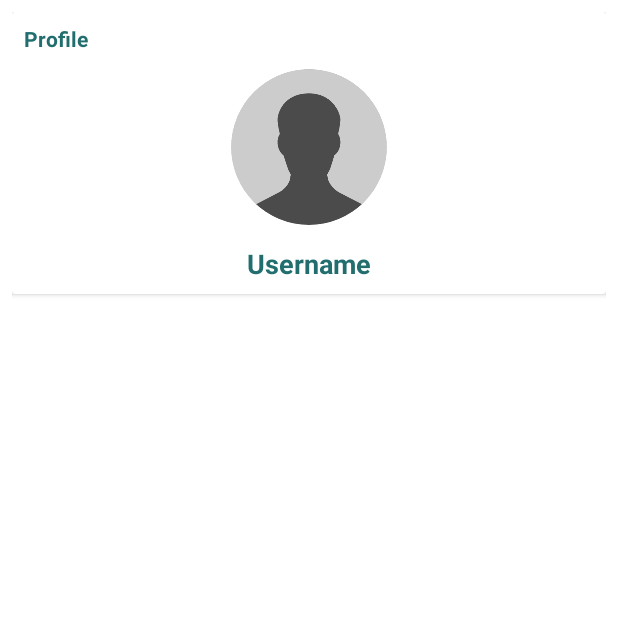
After one commit to 7imaZz/ElWhats, an Android app: the fragment ProfileFragment shown on its own in the app's theme, on a phone screen of 412 x 824 dp, the top half of it. The commit adds this screen. Run offline under Robolectric (Android 15) with nearby library versions, the phone set to English and light mode, and no system bars; our stand-ins replace ButterKnife, CircleImageView, Firebase (no records; nobody signed in at launch, a user with empty details on screens opened directly), sdp/ssp sizes; libraries missing offline, so code that uses them is left out: com.github.dhaval2404.imagepicker; 3 statements that could not run were skipped.

Commit message:
Change Profile Picture

```diff
--- a/app/src/main/java/com/shorbgy/elwhats/adapters/MessagesAdapter.java
+++ b/app/src/main/java/com/shorbgy/elwhats/adapters/MessagesAdapter.java
@@ -16,6 +16,7 @@ import com.shorbgy.elwhats.R;
 import com.shorbgy.elwhats.pojo.Chat;
 
 import java.util.ArrayList;
+import java.util.Objects;
 
 import butterknife.BindView;
 import butterknife.ButterKnife;
@@ -74,7 +75,7 @@ public class MessagesAdapter extends RecyclerView.Adapter<MessagesAdapter.Messag
         holder.messageTextView.setText(chats.get(position).getMessage());
 
         if (imageUrl.equals("Default")){
-            holder.profilePic.setImageResource(R.drawable.ic_person);
+            holder.profilePic.setImageResource(R.mipmap.ic_person);
         }else {
             Glide.with(context)
                     .load(imageUrl)
@@ -89,7 +90,7 @@ public class MessagesAdapter extends RecyclerView.Adapter<MessagesAdapter.Messag
 
     @Override
     public int getItemViewType(int position) {
-        if (FirebaseAuth.getInstance().getCurrentUser().getUid().equals(chats.get(position).getSender())){
+        if (Objects.requireNonNull(FirebaseAuth.getInstance().getCurrentUser()).getUid().equals(chats.get(position).getSender())){
             return SENDER;
         }else {
             return RECEIVER;
--- a/app/src/main/java/com/shorbgy/elwhats/adapters/UserAdapter.java
+++ b/app/src/main/java/com/shorbgy/elwhats/adapters/UserAdapter.java
@@ -63,11 +63,11 @@ public class UserAdapter extends RecyclerView.Adapter<UserAdapter.UserViewHolder
         holder.usernameTextView.setText(users.get(position).getUsername());
 
         if (users.get(position).getImageUrl().equals("Default")){
-            holder.profilePic.setImageResource(R.drawable.ic_person);
+            holder.profilePic.setImageResource(R.mipmap.ic_person);
         }else {
             Glide.with(context)
                     .load(users.get(position).getImageUrl())
-                    .placeholder(R.drawable.ic_person)
+                    .placeholder(R.mipmap.ic_person)
                     .into(holder.profilePic);
         }
 
--- /dev/null
+++ b/app/src/main/java/com/shorbgy/elwhats/ui/fragments/ProfileFragment.java
@@ -0,0 +1,92 @@
+package com.shorbgy.elwhats.ui.fragments;
+
+import android.annotation.SuppressLint;
+import android.os.Bundle;
+
+import androidx.annotation.NonNull;
+import androidx.annotation.Nullable;
+import androidx.fragment.app.Fragment;
+import android.view.LayoutInflater;
+import android.view.View;
+import android.view.ViewGroup;
+import android.widget.TextView;
+import com.bumptech.glide.Glide;
+import com.github.dhaval2404.imagepicker.ImagePicker;
+import com.google.firebase.auth.FirebaseAuth;
+import com.google.firebase.auth.FirebaseUser;
+import com.google.firebase.database.DataSnapshot;
+import com.google.firebase.database.DatabaseError;
+import com.google.firebase.database.DatabaseReference;
+import com.google.firebase.database.FirebaseDatabase;
+import com.google.firebase.database.ValueEventListener;
+import com.shorbgy.elwhats.R;
+import com.shorbgy.elwhats.pojo.User;
+
+import butterknife.BindView;
+import butterknife.ButterKnife;
+import de.hdodenhof.circleimageview.CircleImageView;
+
+@SuppressLint("NonConstantResourceId")
+public class ProfileFragment extends Fragment {
+
+    private static final String TAG = "ProfileFragment";
+
+
+    @BindView(R.id.pro_profile_img)
+    CircleImageView profilePic;
+    @BindView(R.id.pro_username_tv)
+    TextView usernameTextView;
+
+    public ProfileFragment() {
+        // Required empty public constructor
+    }
+
+
+    @Override
+    public View onCreateView(LayoutInflater inflater, ViewGroup container,
+                             Bundle savedInstanceState) {
+        // Inflate the layout for this fragment
+        return inflater.inflate(R.layout.fragment_profile, container, false);
+    }
+
+    @Override
+    public void onViewCreated(@NonNull View view, @Nullable Bundle savedInstanceState) {
+        super.onViewCreated(view, savedInstanceState);
+        ButterKnife.bind(this, view);
+        initializeUi();
+
+        profilePic.setOnClickListener(v -> ImagePicker.Companion.with(requireActivity())
+                .crop()	    			//Crop image(Optional), Check Customization for more option
+                .compress(1024)			//Final image size will be less than 1 MB(Optional)
+                .maxResultSize(1080, 1080)	//Final image resolution will be less than 1080 x 1080(Optional)
+                .start());
+    }
+
+    private void initializeUi(){
+
+        FirebaseUser firebaseUser = FirebaseAuth.getInstance().getCurrentUser();
+        assert firebaseUser != null;
+        DatabaseReference reference = FirebaseDatabase.getInstance().getReference("Users")
+                .child(firebaseUser.getUid());
+
+        reference.addValueEventListener(new ValueEventListener() {
+            @Override
+            public void onDataChange(@NonNull DataSnapshot snapshot) {
+                User user = snapshot.getValue(User.class);
+
+                assert user != null;
+                usernameTextView.setText(user.getUsername());
+                if (!user.getImageUrl().equals("Default")){
+                    Glide.with(requireContext())
+                            .load(user.getImageUrl())
+                            .into(profilePic);
+                }
+            }
+
+            @Override
+            public void onCancelled(@NonNull DatabaseError error) {
+
+            }
+        });
+    }
+}
--- a/app/src/main/res/layout/activity_main.xml
+++ b/app/src/main/res/layout/activity_main.xml
@@ -23,7 +23,7 @@
                 android:id="@+id/profile_img"
                 android:layout_width="@dimen/_24sdp"
                 android:layout_height="@dimen/_24sdp"
-                android:src="@drawable/ic_person"/>
+                android:src="@mipmap/ic_person"/>
 
             <TextView
                 android:id="@+id/username_tv"
--- a/app/src/main/res/layout/activity_messages.xml
+++ b/app/src/main/res/layout/activity_messages.xml
@@ -24,7 +24,7 @@
                 android:id="@+id/message_profile_img"
                 android:layout_width="@dimen/_24sdp"
                 android:layout_height="@dimen/_24sdp"
-                android:src="@drawable/ic_person"/>
+                android:src="@mipmap/ic_person"/>
 
             <TextView
                 android:id="@+id/message_username_tv"
--- /dev/null
+++ b/app/src/main/res/layout/fragment_profile.xml
@@ -0,0 +1,48 @@
+<?xml version="1.0" encoding="utf-8"?>
+<FrameLayout xmlns:android="http://schemas.android.com/apk/res/android"
+    xmlns:tools="http://schemas.android.com/tools"
+    android:layout_width="match_parent"
+    android:layout_height="match_parent"
+    tools:context=".ui.fragments.ProfileFragment"
+    android:padding="@dimen/_6sdp">
+
+    <androidx.cardview.widget.CardView
+        android:layout_width="match_parent"
+        android:layout_height="wrap_content">
+
+        <LinearLayout
+            android:layout_width="match_parent"
+            android:layout_height="wrap_content"
+            android:orientation="vertical"
+            android:padding="@dimen/_6sdp">
+
+            <TextView
+                android:layout_width="wrap_content"
+                android:layout_height="wrap_content"
+                android:text="@string/profile"
+                android:textStyle="bold"
+                android:textColor="@color/colorPrimaryDark"/>
+
+            <de.hdodenhof.circleimageview.CircleImageView
+                android:id="@+id/pro_profile_img"
+                android:layout_width="@dimen/_80sdp"
+                android:layout_height="@dimen/_80sdp"
+                android:layout_gravity="center"
+                android:layout_marginTop="@dimen/_8sdp"
+                android:src="@mipmap/ic_person"/>
+
+            <TextView
+                android:id="@+id/pro_username_tv"
+                android:layout_width="wrap_content"
+                android:layout_height="wrap_content"
+                android:layout_gravity="center"
+                android:text="@string/username"
+                android:textSize="18sp"
+                android:textStyle="bold"
+                android:textColor="@color/colorPrimaryDark"
+                android:layout_marginTop="@dimen/_10sdp"/>
+
+        </LinearLayout>
+    </androidx.cardview.widget.CardView>
+
+</FrameLayout>
--- a/app/src/main/res/layout/receiver_item.xml
+++ b/app/src/main/res/layout/receiver_item.xml
@@ -9,7 +9,7 @@
         android:id="@+id/message_img"
         android:layout_width="@dimen/_30sdp"
         android:layout_height="@dimen/_30sdp"
-        android:src="@drawable/ic_person"/>
+        android:src="@mipmap/ic_person"/>
 
     <TextView
         android:id="@+id/message_tv"
@@ -21,13 +21,14 @@
         android:background="@drawable/receiver_bg"
         android:layout_toEndOf="@id/message_img"
         android:layout_marginEnd="5dp"
+        android:layout_marginStart="@dimen/_6sdp"
         android:layout_centerInParent="true"
         android:layout_marginTop="@dimen/_12sdp"
         android:foreground="?android:attr/selectableItemBackground"
         android:clickable="true"
         android:focusable="true"
         tools:targetApi="m"
-        tools:ignore="UnusedAttribute"/>
+        tools:ignore="UnusedAttribute" />
 
 
 </RelativeLayout>
--- a/app/src/main/res/layout/sender_item.xml
+++ b/app/src/main/res/layout/sender_item.xml
@@ -10,7 +10,7 @@
         android:id="@+id/message_img"
         android:layout_width="@dimen/_40sdp"
         android:layout_height="@dimen/_40sdp"
-        android:src="@drawable/ic_person"
+        android:src="@mipmap/ic_person"
         android:layout_alignParentEnd="true"
         android:visibility="gone"/>
 
--- a/app/src/main/res/layout/user_item.xml
+++ b/app/src/main/res/layout/user_item.xml
@@ -6,13 +6,14 @@
     android:orientation="horizontal"
     android:background="?android:attr/selectableItemBackground"
     android:clickable="true"
-    android:focusable="true">
+    android:focusable="true"
+    android:padding="@dimen/_6sdp">
 
     <de.hdodenhof.circleimageview.CircleImageView
         android:id="@+id/user_profile_img"
         android:layout_width="@dimen/_40sdp"
         android:layout_height="@dimen/_40sdp"
-        android:src="@drawable/ic_person"/>
+        android:src="@mipmap/ic_person"/>
 
     <TextView
         android:id="@+id/user_username_tv"
--- a/app/src/main/res/values/strings.xml
+++ b/app/src/main/res/values/strings.xml
@@ -11,6 +11,7 @@
     <string name="login_to_elwhatsapp">Login To ElWhatsApp</string>
     <string name="login">Login</string>
     <string name="sign_out">Sign Out</string>
-    <string name="type_a_message">Type A Message...</string>
+    <string name="type_a_message">Type A Message…</string>
     <string name="send_button">Send Button</string>
+    <string name="profile">Profile</string>
 </resources>
--- a/build.gradle
+++ b/build.gradle
@@ -17,6 +17,7 @@ allprojects {
     repositories {
         google()
         jcenter()
+        maven { url "https://jitpack.io" }  //Make sure to add this in your project for uCrop
     }
 }
 
```
Also changed, not shown: app/build.gradle (+9 -2 lines), app/src/main/AndroidManifest.xml (+8 -1 lines), app/src/main/java/com/shorbgy/elwhats/adapters/MyFragmentStateAdapter.java (+6 -1 lines), app/src/main/java/com/shorbgy/elwhats/ui/activities/LoginActivity.java (+7 -1 lines), app/src/main/java/com/shorbgy/elwhats/ui/activities/MainActivity.java (+67 -2 lines), app/src/main/java/com/shorbgy/elwhats/ui/activities/MessagesActivity.java (+5 -6 lines), app/src/main/java/com/shorbgy/elwhats/ui/activities/RegisterActivity.java (+9 -1 lines), app/src/main/res/drawable/ic_person.xml (deleted, +0 -10 lines), app/src/main/res/mipmap-xxxhdpi/ic_person.png (added).
